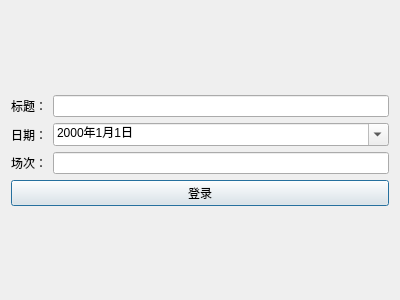
Before: the Qt Designer form wx/QWxLogin.ui in weibo6631352/wx, drawn with Qt 5.
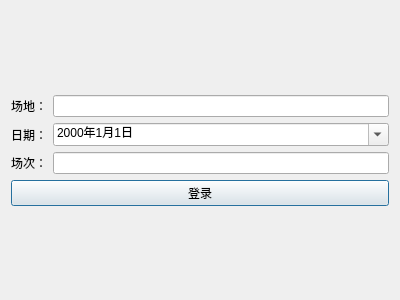
After: the same form once the commit is applied.

What changed in the file:
```diff
--- a/wx/QWxLogin.ui
+++ b/wx/QWxLogin.ui
@@ -32,7 +32,7 @@
      <item>
       <widget class="QLabel" name="label_9">
        <property name="text">
-        <string>标题：</string>
+        <string>场地：</string>
        </property>
       </widget>
      </item>
```
